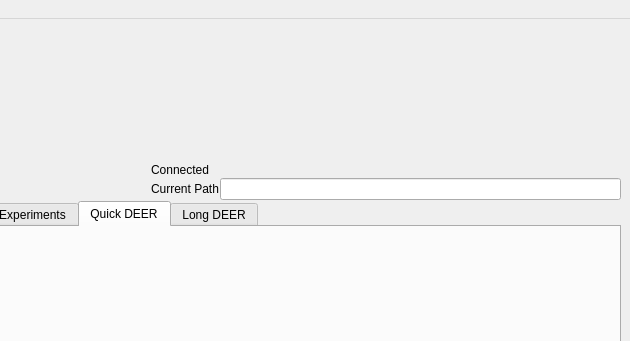
Qt form autodeer/gui/gui2.ui (JeschkeLab/autoDEER) before a commit; both pictures show x 337 to 967 and y 0 to 341 of the 967 by 739 pixel window.
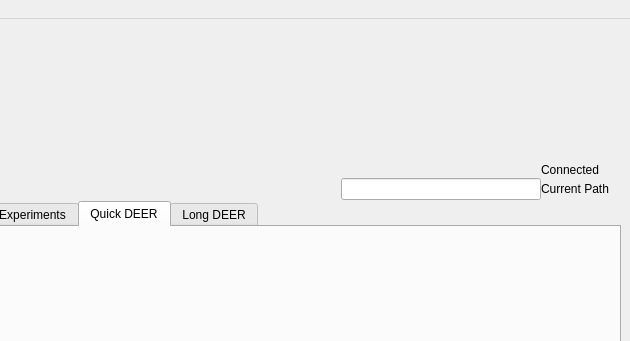
The same form after that commit. The open tabs and pages were chosen to show the change. Icons and pictures are not drawn.

Diff of the .ui file:
```diff
--- a/autodeer/gui/gui2.ui
+++ b/autodeer/gui/gui2.ui
@@ -69,35 +69,74 @@
         </item>
         <item>
          <layout class="QFormLayout" name="formLayout_4">
+          <property name="fieldGrowthPolicy">
+           <enum>QFormLayout::FieldsStayAtSizeHint</enum>
+          </property>
+          <property name="rowWrapPolicy">
+           <enum>QFormLayout::DontWrapRows</enum>
+          </property>
+          <property name="labelAlignment">
+           <set>Qt::AlignRight|Qt::AlignTrailing|Qt::AlignVCenter</set>
+          </property>
+          <property name="formAlignment">
+           <set>Qt::AlignRight|Qt::AlignTop|Qt::AlignTrailing</set>
+          </property>
+          <property name="horizontalSpacing">
+           <number>0</number>
+          </property>
           <item row="1" column="0">
-           <widget class="QLabel" name="connectedLabel">
-            <property name="text">
-             <string>Connected</string>
-            </property>
-           </widget>
-          </item>
-          <item row="1" column="1">
            <widget class="QLabel" name="Connected_Light">
             <property name="text">
              <string notr="true"/>
             </property>
            </widget>
           </item>
-          <item row="2" column="0">
+          <item row="1" column="1">
+           <widget class="QLabel" name="connectedLabel">
+            <property name="minimumSize">
+             <size>
+              <width>80</width>
+              <height>0</height>
+             </size>
+            </property>
+            <property name="text">
+             <string>Connected</string>
+            </property>
+            <property name="alignment">
+             <set>Qt::AlignLeading|Qt::AlignLeft|Qt::AlignVCenter</set>
+            </property>
+           </widget>
+          </item>
+          <item row="2" column="1">
            <widget class="QLabel" name="pathLabel">
+            <property name="minimumSize">
+             <size>
+              <width>80</width>
+              <height>0</height>
+             </size>
+            </property>
             <property name="text">
              <string>Current Path</string>
             </property>
+            <property name="alignment">
+             <set>Qt::AlignLeading|Qt::AlignLeft|Qt::AlignVCenter</set>
+            </property>
            </widget>
           </item>
-          <item row="2" column="1">
+          <item row="2" column="0">
            <widget class="QLineEdit" name="pathLineEdit">
             <property name="sizePolicy">
-             <sizepolicy hsizetype="Expanding" vsizetype="Fixed">
+             <sizepolicy hsizetype="MinimumExpanding" vsizetype="Fixed">
               <horstretch>0</horstretch>
               <verstretch>0</verstretch>
              </sizepolicy>
             </property>
+            <property name="minimumSize">
+             <size>
+              <width>200</width>
+              <height>0</height>
+             </size>
+            </property>
             <property name="readOnly">
              <bool>true</bool>
             </property>
```
Left out of the diff: 2 changed lines with no effect on the pictures.
